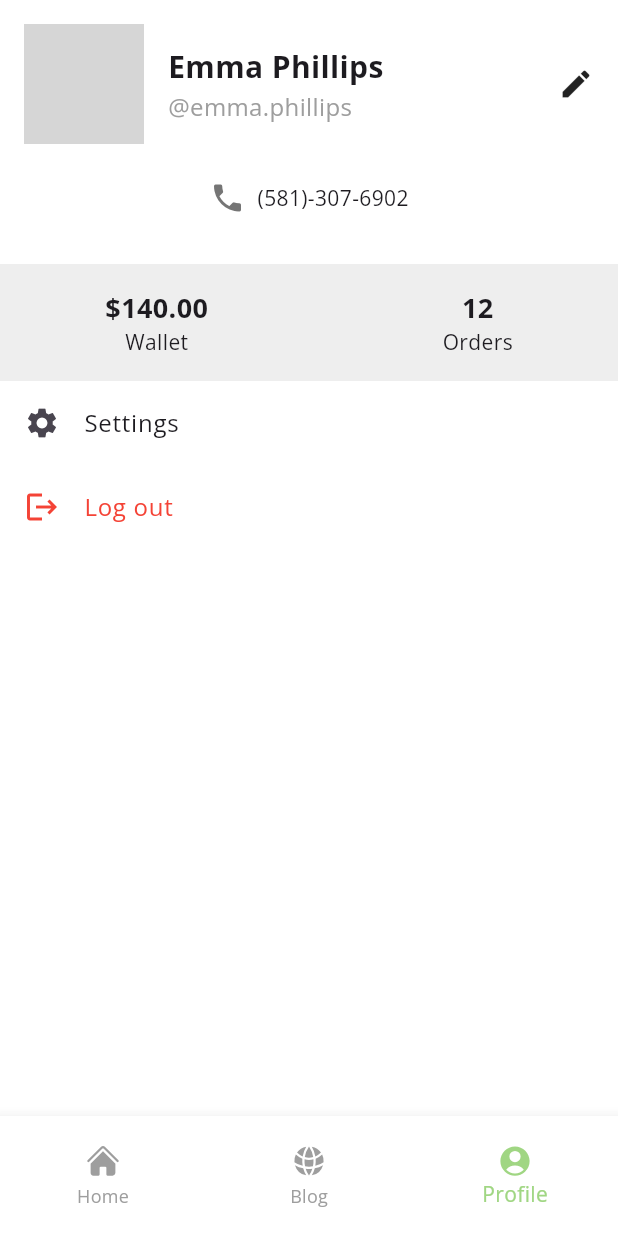
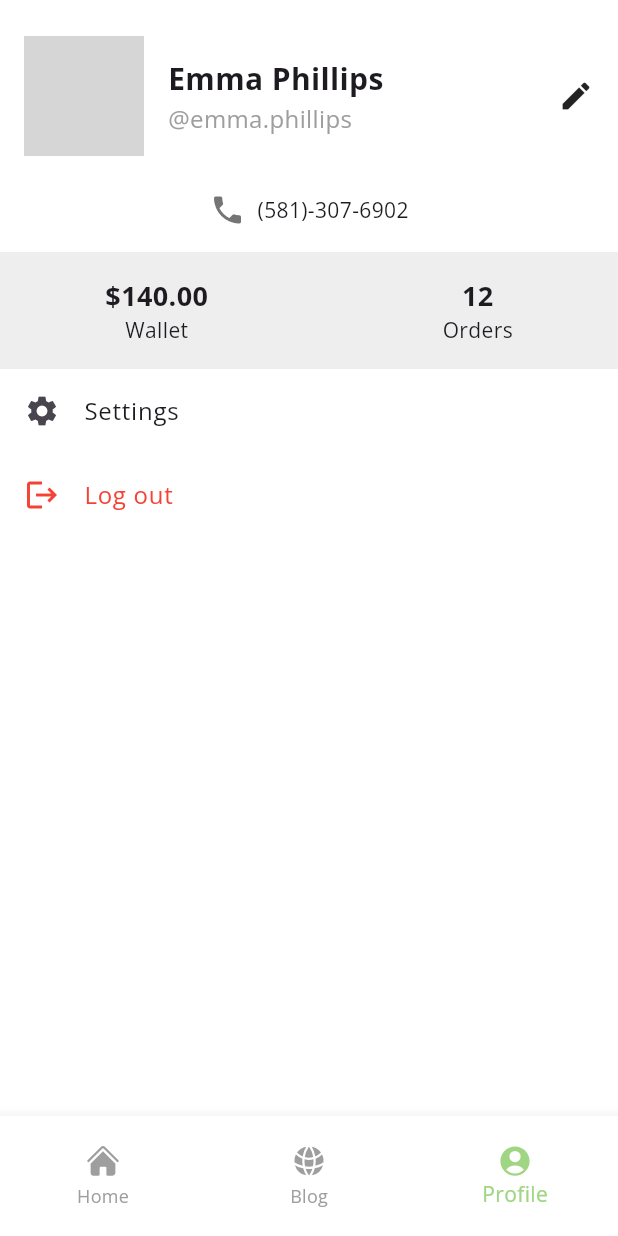
Before and after one commit to aurelwidyanti/wesbeng, a Flutter app: the screen it shows after launch, item 3 of the bottom bar chosen, on a phone screen of 412 x 824 dp. Run offline on Flutter 3.47's test engine with Material 3 defaults, Android fonts, the phone set to English and light mode, and no system bars; our stand-ins replace calendar_view, flutter_svg, google_fonts, heroicons_flutter, syncfusion_flutter_datepicker; network calls fail; grey boxes are pictures that could not be loaded.

Commit message:
refactor: Adjust padding in ProfileScreen for improved layout

```diff
--- a/lib/screens/profile/profile_screen.dart
+++ b/lib/screens/profile/profile_screen.dart
@@ -16,7 +16,7 @@ class _ProfileScreenState extends State<ProfileScreen> {
         child: Column(
           children: [
             Padding(
-              padding: const EdgeInsets.all(16),
+              padding: const EdgeInsets.only(left: 16, right: 16, top: 24),
               child: Column(
                 children: [
                   const Row(
```
